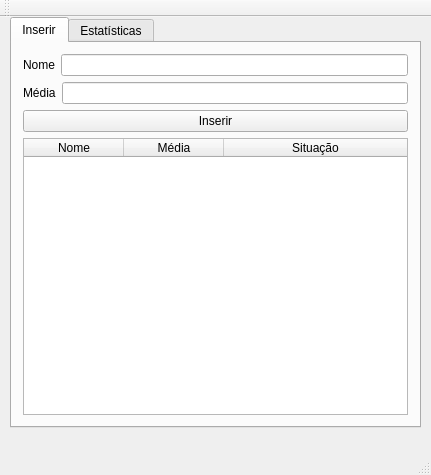
Qt form mainwindow.ui (lacouth/projeto_pe) before a commit.
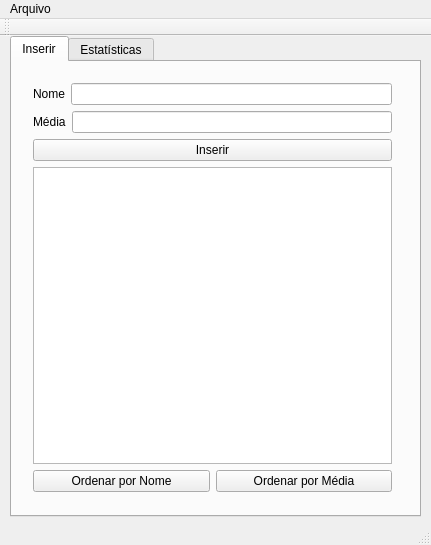
The same form after that commit.

Commit message: Adiciona ordenação e tratamento de arquivos

```diff
--- a/mainwindow.ui
+++ b/mainwindow.ui
@@ -7,7 +7,7 @@
     <x>0</x>
     <y>0</y>
     <width>431</width>
-    <height>475</height>
+    <height>545</height>
    </rect>
   </property>
   <property name="windowTitle">
@@ -20,7 +20,7 @@
       <x>10</x>
       <y>0</y>
       <width>411</width>
-      <height>411</height>
+      <height>481</height>
      </rect>
     </property>
     <property name="currentIndex">
@@ -30,8 +30,15 @@
      <attribute name="title">
       <string>Inserir</string>
      </attribute>
-     <layout class="QVBoxLayout" name="verticalLayout_4">
-      <item>
+     <widget class="QWidget" name="">
+      <property name="geometry">
+       <rect>
+        <x>10</x>
+        <y>10</y>
+        <width>381</width>
+        <height>431</height>
+       </rect>
+      </property>
        <layout class="QVBoxLayout" name="verticalLayout_3">
         <item>
          <layout class="QVBoxLayout" name="verticalLayout_2">
@@ -79,7 +86,7 @@
         <item>
          <widget class="QTableWidget" name="tabelaDados">
           <attribute name="horizontalHeaderVisible">
-           <bool>true</bool>
+          <bool>false</bool>
           </attribute>
           <attribute name="horizontalHeaderStretchLastSection">
            <bool>true</bool>
@@ -104,9 +111,26 @@
           </column>
          </widget>
         </item>
+       <item>
+        <layout class="QHBoxLayout" name="horizontalLayout_3">
+         <item>
+          <widget class="QPushButton" name="btnOrdenarNome">
+           <property name="text">
+            <string>Ordenar por Nome</string>
+           </property>
+          </widget>
+         </item>
+         <item>
+          <widget class="QPushButton" name="btnOrdenarMedia">
+           <property name="text">
+            <string>Ordenar por Média</string>
+           </property>
+          </widget>
+         </item>
        </layout>
       </item>
      </layout>
+     </widget>
     </widget>
     <widget class="QWidget" name="tab_2">
      <attribute name="title">
@@ -226,6 +250,14 @@
      <height>22</height>
     </rect>
    </property>
+   <widget class="QMenu" name="menuArquivo">
+    <property name="title">
+     <string>Arquivo</string>
+    </property>
+    <addaction name="actionSalvar"/>
+    <addaction name="actionCarregar"/>
+   </widget>
+   <addaction name="menuArquivo"/>
   </widget>
   <widget class="QToolBar" name="mainToolBar">
    <attribute name="toolBarArea">
```
Left out of the diff: 10 changed lines with no effect on the pictures. Lines whose indentation alone changed are shown as unchanged. The commit also changes 6 other files.
